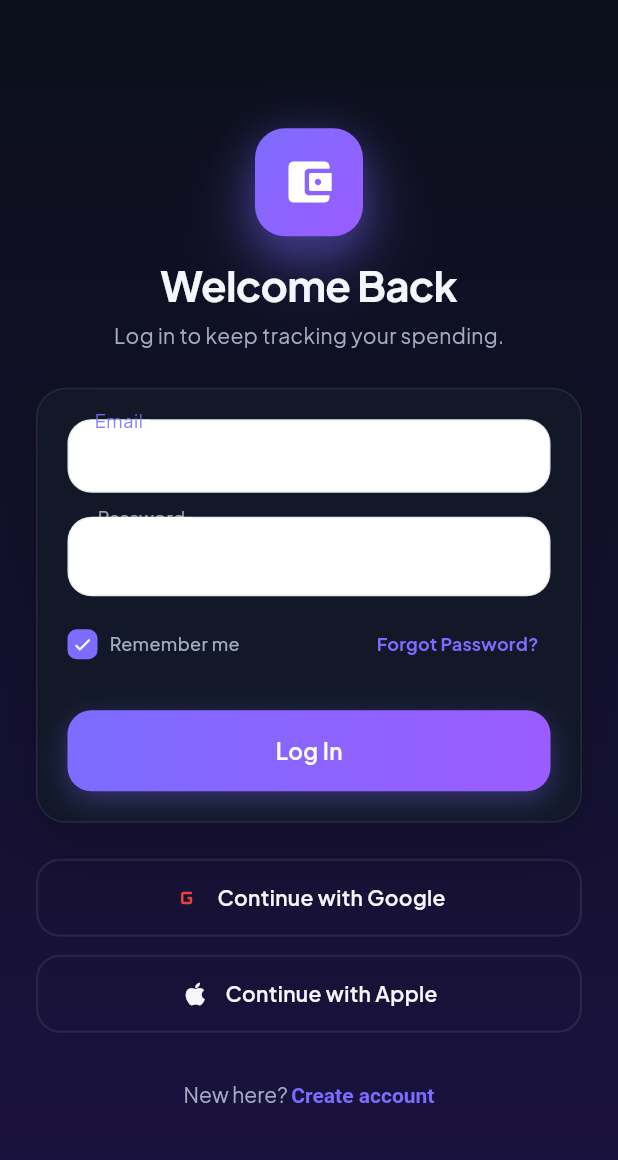
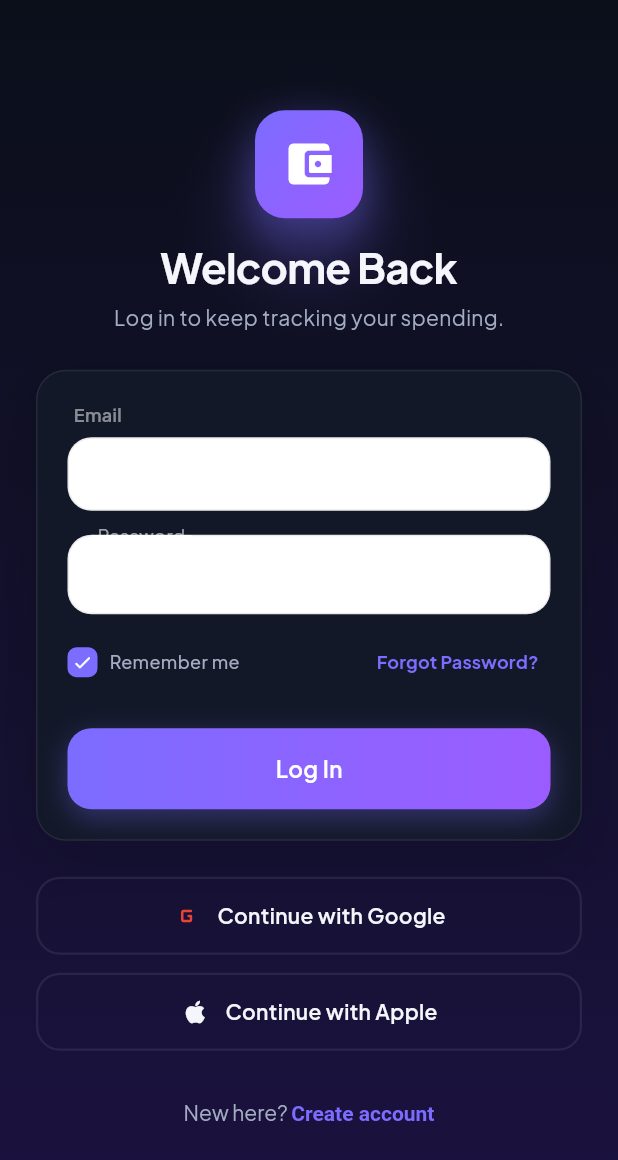
Before and after one commit to shabii804/Spend-Smart, a Flutter app: the LoginScreen screen opened directly, on a phone screen of 412 x 824 dp. Shown: the top 1160 px of the screen. Run offline on Flutter 3.47's test engine with Material 3 defaults, Android fonts, the phone set to English and light mode, and no system bars; our stand-ins replace fl_chart, shared_preferences; accounts and stored records are empty.

Commit message:
fix: login labels + home hero size
- AuthTextField: permanent label above field (fixes clipping)
- Home budget hero: ring 96→72px, padding 20→16px (more compact)

```diff
--- a/spendsmart/lib/features/auth/shared_auth_components.dart
+++ b/spendsmart/lib/features/auth/shared_auth_components.dart
@@ -409,7 +409,22 @@
 
   @override
   Widget build(BuildContext context) {
-    return TextFormField(
+    return Column(
+      crossAxisAlignment: CrossAxisAlignment.start,
+      mainAxisSize: MainAxisSize.min,
+      children: [
+        // Permanent label above (never clips)
+        Padding(
+          padding: const EdgeInsets.only(left: 4, bottom: 6),
+          child: Text(label,
+              style: TextStyle(
+                fontFamily: 'PlusJakartaSans',
+                fontSize: 12,
+                fontWeight: FontWeight.w600,
+                color: Colors.white.withOpacity(0.5),
+              )),
+        ),
+        TextFormField(
           controller: controller,
           validator: validator,
           keyboardType: keyboardType,
@@ -418,10 +433,6 @@
           autofillHints: autofillHints,
           style: TextStyles.body(context).copyWith(color: Colors.white),
           decoration: InputDecoration(
-        labelText: label,
-        labelStyle: TextStyle(color: Colors.white.withOpacity(0.5)),
-        floatingLabelStyle:
-            TextStyle(color: AppColors.primaryIndigo.withOpacity(0.9)),
             hintText: hint,
             hintStyle: TextStyle(color: Colors.white.withOpacity(0.25)),
             prefixIcon: prefixIcon != null
@@ -432,6 +443,8 @@
             contentPadding:
             const EdgeInsets.symmetric(horizontal: 14, vertical: 14),
           ),
+        ),
+      ],
     );
   }
 }
```
Also changed, not shown: spendsmart/lib/features/dashboard/home_screen.dart (+6 -6 lines). Lines whose indentation alone changed are shown as unchanged.
